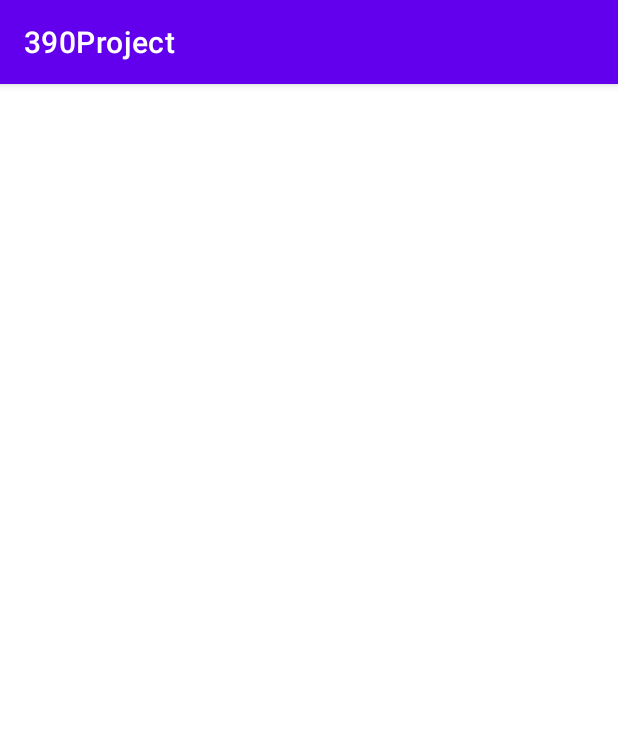
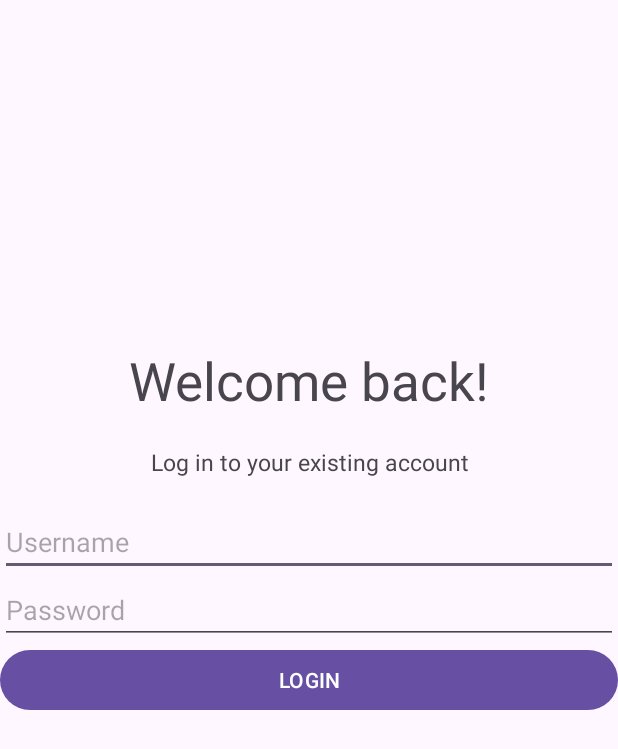
Before and after one commit to jeo33/ELEC390-COEN390, an Android app: the screen it shows after launch (MainActivity before the commit, Login_activity after it), on a phone screen of 412 x 824 dp. Shown: the top 749 px of the screen. Run offline under Robolectric (Android 15) with nearby library versions, the phone set to English and light mode, and no system bars; our stand-ins replace Firebase (no records; nobody signed in at launch, a user with empty details on screens opened directly).

Commit message:
Adding Login_activity and user can log in with their username and pw.

```diff
--- a/app/build.gradle
+++ b/app/build.gradle
@@ -27,6 +27,9 @@ android {
         sourceCompatibility JavaVersion.VERSION_1_8
         targetCompatibility JavaVersion.VERSION_1_8
     }
+    buildFeatures {
+        viewBinding true
+    }
 }
 
 dependencies {
@@ -35,6 +38,8 @@ dependencies {
     implementation 'androidx.appcompat:appcompat:1.6.1'
     implementation 'com.google.android.material:material:1.9.0'
     implementation 'androidx.constraintlayout:constraintlayout:2.1.4'
+    implementation 'androidx.navigation:navigation-fragment:2.5.2'
+    implementation 'androidx.navigation:navigation-ui:2.5.2'
     testImplementation 'junit:junit:4.13.2'
     androidTestImplementation 'androidx.test.ext:junit:1.1.5'
     androidTestImplementation 'androidx.test.espresso:espresso-core:3.5.1'
--- a/app/src/main/AndroidManifest.xml
+++ b/app/src/main/AndroidManifest.xml
@@ -19,7 +19,10 @@
         android:theme="@style/Theme.390Project"
         tools:targetApi="31" >
         <activity
-            android:name=".MainActivity"
+            android:name=".view.DisplayActivity"
+            android:exported="false" />
+        <activity
+            android:name=".view.Login_activity"
             android:exported="true" >
             <intent-filter>
                 <action android:name="android.intent.action.MAIN" />
--- a/app/src/main/java/com/example/a390project/MainActivity.java
+++ b/app/src/main/java/com/example/a390project/view/DisplayActivity.java
@@ -1,4 +1,4 @@
-package com.example.a390project;
+package com.example.a390project.view;
 
 import android.os.Bundle;
 import android.widget.TextView;
@@ -7,13 +7,14 @@ import android.widget.Toast;
 import androidx.annotation.NonNull;
 import androidx.appcompat.app.AppCompatActivity;
 
+import com.example.a390project.R;
 import com.google.firebase.database.DataSnapshot;
 import com.google.firebase.database.DatabaseError;
 import com.google.firebase.database.DatabaseReference;
 import com.google.firebase.database.FirebaseDatabase;
 import com.google.firebase.database.ValueEventListener;
 
-public class MainActivity extends AppCompatActivity {
+public class DisplayActivity extends AppCompatActivity {
 
     // creating a variable for
     // our Firebase Database.
@@ -71,7 +72,7 @@ public class MainActivity extends AppCompatActivity {
             public void onCancelled(@NonNull DatabaseError error) {
                 // calling on cancelled method when we receive
                 // any error or we are not able to get the data.
-                Toast.makeText(MainActivity.this, "Fail to get data.", Toast.LENGTH_SHORT).show();
+                Toast.makeText(DisplayActivity.this, "Fail to get data.", Toast.LENGTH_SHORT).show();
             }
         });
     }
--- /dev/null
+++ b/app/src/main/java/com/example/a390project/view/Login_activity.java
@@ -0,0 +1,96 @@
+package com.example.a390project.view;
+
+import androidx.annotation.NonNull;
+import androidx.appcompat.app.AppCompatActivity;
+
+import android.os.Bundle;
+import android.util.Log;
+import android.view.View;
+import android.widget.Button;
+import android.widget.EditText;
+import android.widget.TextView;
+
+import com.example.a390project.R;
+import com.google.android.gms.tasks.OnCompleteListener;
+import com.google.android.gms.tasks.Task;
+import com.google.firebase.database.DataSnapshot;
+import com.google.firebase.database.DatabaseError;
+import com.google.firebase.database.DatabaseReference;
+import com.google.firebase.database.FirebaseDatabase;
+import com.google.firebase.database.ValueEventListener;
+
+public class Login_activity extends AppCompatActivity {
+    FirebaseDatabase firebaseDatabase;
+
+    // creating a variable for our
+    // Database Reference for Firebase.
+    DatabaseReference databaseReference;
+    String username;
+    String password;
+    TextView welcome,Login_text;
+    EditText uid,pw;
+    Button login;
+
+    @Override
+    protected void onCreate(Bundle savedInstanceState) {
+        super.onCreate(savedInstanceState);
+
+        setContentView(R.layout.activity_login);
+        uid=findViewById(R.id.Username_input);
+        pw=findViewById(R.id.Password_input);
+        welcome=findViewById(R.id.Welcome_Text);
+        Login_text=findViewById(R.id.Log_in_Text);
+        login=(Button) findViewById(R.id.Log_in_button);
+        firebaseDatabase = FirebaseDatabase.getInstance();
+        // below line is used to get
+        // reference for our database.
+        databaseReference = firebaseDatabase.getReference().child("Users");
+
+        // below line is used to get the instance
+        // of our Firebase database.
+        login.setOnClickListener(new View.OnClickListener() {
+            @Override
+            public void onClick(View view) {
+                varifyLogin(uid.getText().toString(),pw.getText().toString());
+                Log.v("loginActivity","1");
+            }
+        });
+
+    }
+
+
+
+
+    public boolean varifyLogin(String X,String U) {
+
+        final boolean[] isSuccess = {false};
+        // below line is used to get
+        // reference for our database.
+
+        Log.v("loginActivity","1");
+        databaseReference.addListenerForSingleValueEvent(new ValueEventListener() {
+            @Override
+            public void onDataChange(@NonNull DataSnapshot dataSnapshot) {
+            for(DataSnapshot snap :  dataSnapshot.getChildren())
+            {
+                String s=snap.child("Username").getValue().toString();
+                Log.v("loginActivity",s);
+                if(s.equals(X))
+                {
+                    String p=snap.child("password").getValue().toString();
+
+                    Log.v("loginActivity",p);
+                    welcome.setText("good");
+                }
+            }
+            }
+
+            @Override
+            public void onCancelled(DatabaseError databaseError) {
+
+                Log.v("loginActivity","ERROR");
+            }
+        });
+        return  isSuccess[0];
+    }
+}
--- /dev/null
+++ b/app/src/main/res/drawable/round_corner.xml
@@ -0,0 +1,5 @@
+<?xml version="1.0" encoding="utf-8"?>
+<shape xmlns:android="http://schemas.android.com/apk/res/android">
+    <solid android:color="#FFFFFF" /> <!-- Set the background color -->
+    <corners android:radius="10dp" /> <!-- Set the corner radius -->
+</shape>
--- /dev/null
+++ b/app/src/main/res/layout/activity_login.xml
@@ -0,0 +1,51 @@
+<?xml version="1.0" encoding="utf-8"?>
+<LinearLayout xmlns:android="http://schemas.android.com/apk/res/android"
+    xmlns:app="http://schemas.android.com/apk/res-auto"
+    xmlns:tools="http://schemas.android.com/tools"
+    android:layout_width="match_parent"
+    android:layout_height="match_parent"
+    android:orientation="vertical"
+    tools:context=".view.Login_activity">
+
+    <TextView
+        android:id="@+id/Welcome_Text"
+        android:layout_width="match_parent"
+        android:layout_height="wrap_content"
+        android:text="Welcome back!"
+        android:textSize="35dp"
+        android:textAlignment="center"
+        android:layout_marginTop="230dp"/>
+
+    <TextView
+        android:id="@+id/Log_in_Text"
+        android:layout_width="match_parent"
+        android:layout_height="wrap_content"
+        android:textAlignment="center"
+        android:layout_marginTop="20dp"
+        android:textSize="15dp"
+        android:text="Log in to your existing account" />
+
+    <EditText
+        android:id="@+id/Username_input"
+        android:layout_width="match_parent"
+        android:layout_height="wrap_content"
+        android:layout_marginTop="20dp"
+        android:ems="10"
+        android:hint="Username"
+        android:inputType="text" />
+
+    <EditText
+        android:id="@+id/Password_input"
+        android:layout_width="match_parent"
+        android:layout_height="wrap_content"
+        android:ems="10"
+        android:inputType="textPassword"
+        android:hint="Password"/>
+
+    <Button
+        android:id="@+id/Log_in_button"
+        android:layout_width="match_parent"
+        android:layout_height="wrap_content"
+        android:text="LOGIN" />
+
+</LinearLayout>
--- a/app/src/main/res/layout/activity_main.xml
+++ b/app/src/main/res/layout/activity_main.xml
@@ -4,7 +4,7 @@
     xmlns:tools="http://schemas.android.com/tools"
     android:layout_width="match_parent"
     android:layout_height="match_parent"
-    tools:context=".MainActivity">
+    tools:context=".view.DisplayActivity">
 
     <TextView
         android:id="@+id/idTVRetrieveData"
--- /dev/null
+++ b/app/src/main/res/values-land/dimens.xml
@@ -0,0 +1,3 @@
+<resources>
+    <dimen name="fab_margin">48dp</dimen>
+</resources>
--- a/app/src/main/res/values-night/themes.xml
+++ b/app/src/main/res/values-night/themes.xml
@@ -13,4 +13,9 @@
         <item name="android:statusBarColor">?attr/colorPrimaryVariant</item>
         <!-- Customize your theme here. -->
     </style>
+    <!-- Base application theme. -->
+    <style name="Base.Theme.390Project" parent="Theme.Material3.DayNight.NoActionBar">
+        <!-- Customize your dark theme here. -->
+        <!-- <item name="colorPrimary">@color/my_dark_primary</item> -->
+    </style>
 </resources>
--- /dev/null
+++ b/app/src/main/res/values-v23/themes.xml
@@ -0,0 +1,9 @@
+<resources xmlns:tools="http://schemas.android.com/tools">
+
+    <style name="Theme.390Project" parent="Base.Theme.390Project">
+        <!-- Transparent system bars for edge-to-edge. -->
+        <item name="android:navigationBarColor">@android:color/transparent</item>
+        <item name="android:statusBarColor">@android:color/transparent</item>
+        <item name="android:windowLightStatusBar">?attr/isLightTheme</item>
+    </style>
+</resources>
--- /dev/null
+++ b/app/src/main/res/values-w1240dp/dimens.xml
@@ -0,0 +1,3 @@
+<resources>
+    <dimen name="fab_margin">200dp</dimen>
+</resources>
--- /dev/null
+++ b/app/src/main/res/values-w600dp/dimens.xml
@@ -0,0 +1,3 @@
+<resources>
+    <dimen name="fab_margin">48dp</dimen>
+</resources>
--- /dev/null
+++ b/app/src/main/res/values/dimens.xml
@@ -0,0 +1,3 @@
+<resources>
+    <dimen name="fab_margin">16dp</dimen>
+</resources>
--- a/app/src/main/res/values/themes.xml
+++ b/app/src/main/res/values/themes.xml
@@ -13,4 +13,9 @@
         <item name="android:statusBarColor">?attr/colorPrimaryVariant</item>
         <!-- Customize your theme here. -->
     </style>
+    <!-- Base application theme. -->
+    <style name="Base.Theme.390Project" parent="Theme.Material3.DayNight.NoActionBar">
+        <!-- Customize your light theme here. -->
+        <!-- <item name="colorPrimary">@color/my_light_primary</item> -->
+    </style>
 </resources>
```
Also changed, not shown: app/src/main/java/com/example/a390project/controller/FireBaseHelper.java (added, +17 -0 lines), app/src/main/res/values/strings.xml (+43 -0 lines).
